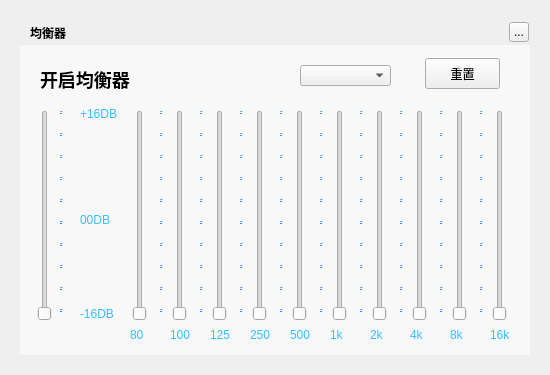
The window that TTKCore/musicUi/musicWidget/musicequalizerdialog.ui (Greedysky/TTKMusicPlayer) describes before a commit, drawn with Qt 5.
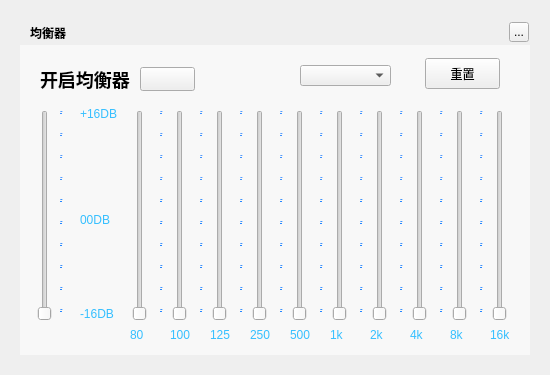
The same window after the commit.

```diff
--- a/TTKCore/musicUi/musicWidget/musicequalizerdialog.ui
+++ b/TTKCore/musicUi/musicWidget/musicequalizerdialog.ui
@@ -220,14 +220,11 @@
    <property name="geometry">
     <rect>
      <x>140</x>
-     <y>62</y>
-     <width>75</width>
-     <height>31</height>
+     <y>67</y>
+     <width>55</width>
+     <height>24</height>
     </rect>
    </property>
-   <property name="styleSheet">
-    <string notr="true">QPushButton{background:transparent;border:none;}</string>
-   </property>
    <property name="text">
     <string/>
    </property>
```
